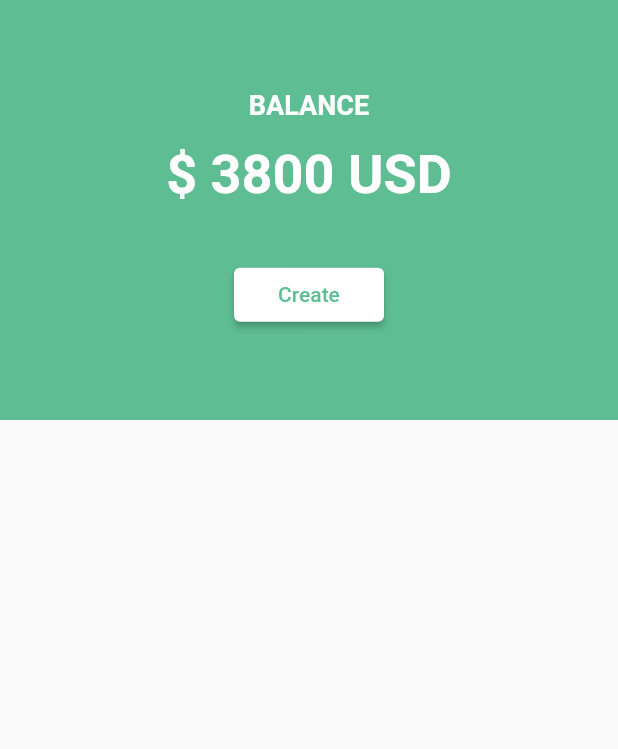
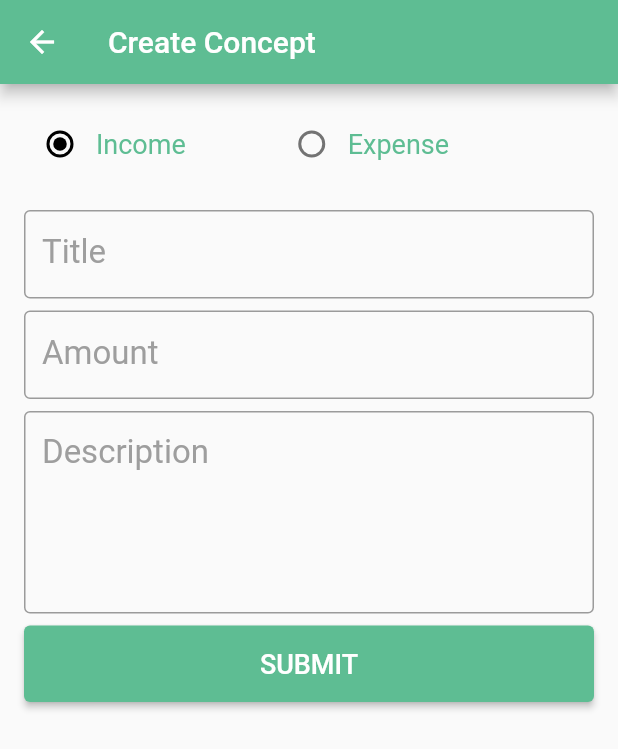
Before and after one commit to DanielBacab-Ksquare/expense_manager, a Flutter app: the screen it shows after launch, after a tap on "Create", on a phone screen of 412 x 824 dp. Shown: the top 749 px of the screen. Run offline on Flutter 3.47's test engine with Material 2 defaults, Android fonts, the phone set to English and light mode, and no system bars.

Commit message:
Stable version 1.0

```diff
--- a/lib/constants/app_string.dart
+++ b/lib/constants/app_string.dart
@@ -8,5 +8,5 @@ class AppString {
   static String amount = "Amount";
   static String description = "Description";
   static String submit = "SUBMIT";
-
+  static String createConcept = "Create Concept";
 }
--- a/lib/custom_widgets/balance.dart
+++ b/lib/custom_widgets/balance.dart
@@ -1,18 +1,22 @@
 import 'package:flutter/material.dart';
+import 'package:provider/provider.dart';
 import 'package:expense_manager/constants/app_string.dart';
+import 'package:expense_manager/screens/add_concept.dart';
+import 'package:expense_manager/providers/manager_provider.dart';
 
-class Welcome extends StatelessWidget {
-  const Welcome({super.key});
+class Balance extends StatelessWidget {
+  const Balance({super.key});
 
   @override
   Widget build(BuildContext context) {
     return Container(
-        height: 280,
+        height: 250,
         width: double.infinity,
-        color: Color(0xff5ebd93),
+        color: const Color(0xff5ebd93),
         child: Column(
           mainAxisAlignment: MainAxisAlignment.center,
           children: [
+            const SizedBox(height: 15,),
             Text(
               AppString.balance,
               style: const TextStyle(
@@ -24,7 +28,9 @@ class Welcome extends StatelessWidget {
               height: 15,
             ),
             Text(
-              "\$ 3800 ${AppString.currency}",
+              "\$ ${Provider.of<ConceptProvider>(context)
+                      .getBalance()
+                      .toString()} ${AppString.currency}",
               style: const TextStyle(
                   color: Colors.white,
                   fontSize: 36,
@@ -41,6 +47,12 @@ class Welcome extends StatelessWidget {
                           MaterialStateProperty.all<Color>(Colors.white)),
                   onPressed: () {
                     //Here goes the jump to the add concept
+                    Navigator.push(
+                      context,
+                      MaterialPageRoute(
+                        builder: (context) => AddConceptScreen(),
+                      ),
+                    );
                   },
                   child: Text(
                     AppString.create,
--- a/lib/main.dart
+++ b/lib/main.dart
@@ -18,6 +18,7 @@ class MyApp extends StatelessWidget {
         ChangeNotifierProvider(create: (context) => ConceptProvider()),
       ],
       child: MaterialApp(
+        debugShowCheckedModeBanner: false,
         title: 'Flutter Demo',
         theme: ThemeData(
           primarySwatch: Colors.blue,
--- a/lib/model/concept.dart
+++ b/lib/model/concept.dart
@@ -3,11 +3,13 @@ class Concept {
   num amount;
   String description;
   bool isIncome;
+  String createdAt;
 
   Concept({
     required this.title,
     required this.amount,
     required this.description,
     required this.isIncome,
+    required this.createdAt,
   });
 }
--- a/lib/providers/manager_provider.dart
+++ b/lib/providers/manager_provider.dart
@@ -5,9 +5,10 @@ class ConceptProvider extends ChangeNotifier {
   List<Concept> concepts = [];
   //int dummyNumber = 0;
 
-  void addTask(title, amount, desc, isIncome) {
+  void addConcept(title, amount, desc, isIncome, createdAt) {
+
     Concept concept = Concept(
-        title: title, amount: amount, description: desc, isIncome: isIncome);
+        title: title, amount: amount, description: desc, isIncome: isIncome,createdAt:createdAt);
     concepts.add(concept);
     notifyListeners();
   }
@@ -16,13 +17,13 @@ class ConceptProvider extends ChangeNotifier {
 
   num getBalance() {
     num total = 0;
-    concepts.forEach((element) {
+    for (var element in concepts) {
       if (element.isIncome) {
         total = total + element.amount;
       } else {
         total = total - element.amount;
       }
-    });
+    }
     return total;
   }
 }
--- /dev/null
+++ b/lib/screens/add_concept.dart
@@ -0,0 +1,165 @@
+import 'package:flutter/material.dart';
+import 'package:provider/provider.dart';
+import 'package:expense_manager/providers/manager_provider.dart';
+import 'package:expense_manager/constants/app_string.dart';
+import 'package:expense_manager/screens/home.dart';
+import 'package:intl/intl.dart';
+
+class AddConceptScreen extends StatefulWidget {
+  AddConceptScreen({Key? key}) : super(key: key);
+
+  @override
+  State<AddConceptScreen> createState() => _AddConceptScreenState();
+}
+
+class _AddConceptScreenState extends State<AddConceptScreen> {
+  final TextEditingController _titleCtrl = TextEditingController();
+
+  final TextEditingController _amountCtrl = TextEditingController();
+
+  final TextEditingController _descCtrl = TextEditingController();
+
+  bool isIncome = true;
+
+  @override
+  Widget build(BuildContext context) {
+    return Scaffold(
+      appBar: AppBar(
+        backgroundColor: Color(0xff5ebd93),
+        title: Text(
+          AppString.createConcept,
+          style: const TextStyle(color: Colors.white),
+        ),
+      ),
+      body: SingleChildScrollView(
+        child: Container(
+          padding: const EdgeInsets.all(16.0),
+          child: Column(
+            crossAxisAlignment: CrossAxisAlignment.start,
+            children: [
+              Row(
+                children: [
+                  Radio(
+                    activeColor: Colors.black,
+                    value: true,
+                    onChanged: (val) {
+                      setState(() {
+                        isIncome = true;
+                      });
+                    },
+                    groupValue: isIncome,
+                  ),
+                  Text(
+                    AppString.income,
+                    style:
+                        const TextStyle(color: Color(0xff5ebd93), fontSize: 18),
+                  ),
+                  const SizedBox(
+                    width: 60,
+                  ),
+                  Radio(
+                    activeColor: Colors.black,
+                    value: false,
+                    onChanged: (val) {
+                      setState(() {
+                        isIncome = false;
+                      });
+                    },
+                    groupValue: isIncome,
+                  ),
+                  Text(
+                    AppString.expense,
+                    style:
+                        const TextStyle(color: Color(0xff5ebd93), fontSize: 18),
+                  ),
+                ],
+              ),
+              const SizedBox(
+                height: 20,
+              ),
+              TextField(
+                key: Key('titleTextField'),
+                controller: _titleCtrl,
+                decoration: InputDecoration(
+                  border: const OutlineInputBorder(),
+                  labelText: AppString.title,
+                   labelStyle: const TextStyle(color: Colors.grey, fontSize: 22)
+                ),
+              ),
+
+              const SizedBox(height: 8),
+              TextField(
+                key: Key('amountTextField'),
+                keyboardType: TextInputType.number,
+                controller: _amountCtrl,
+                decoration: InputDecoration(
+                    border: const OutlineInputBorder(),
+                    labelText: AppString.amount,
+                    labelStyle: const TextStyle(color: Colors.grey, fontSize: 22)
+                   ),
+              ),
+              const SizedBox(height: 8),
+              TextField(
+                key: Key('descTextField'),
+                controller: _descCtrl,
+                maxLines: 5,
+                decoration: InputDecoration(
+                  alignLabelWithHint: true,
+                  border: OutlineInputBorder(),
+                  labelText: AppString.description,
+                  labelStyle: const TextStyle(color: Colors.grey, fontSize: 22)
+                ),
+              ),
+              const SizedBox(height: 8),
+              SizedBox(
+                width: double.infinity,
+                child: ElevatedButton(
+                  key: Key('addTaskButton'),
+                  onPressed: () {
+                    if (_titleCtrl.text is String &&
+                        _titleCtrl.text.isNotEmpty &&
+                        num.tryParse(_amountCtrl.text) is num &&
+                        _descCtrl.text is String &&
+                        _descCtrl.text.isNotEmpty) {
+                      String now =
+                          DateFormat('d-M-y hh:mm aaa').format(DateTime.now());
+                      Provider.of<ConceptProvider>(
+                        context,
+                        listen: false,
+                      ).addConcept(
+                          _titleCtrl.text,
+                          double.parse((num.tryParse(_amountCtrl.text))!
+                              .toStringAsFixed(2)),
+                          _descCtrl.text,
+                          isIncome,
+                          now);
+
+                      Navigator.push(
+                        context,
+                        MaterialPageRoute(
+                          builder: (context) => Home(),
+                        ),
+                      );
+                    } else {
+                      print("null detected");
+                    }
+                  },
+                  child: Text(
+                    AppString.submit,
+                    style: TextStyle(fontSize: 18),
+                  ),
+                  style: ButtonStyle(
+                    padding: MaterialStateProperty.all<EdgeInsets>(
+                        const EdgeInsets.symmetric(vertical: 15)),
+                    backgroundColor: const MaterialStatePropertyAll<Color>(
+                        Color(0xff5ebd93)),
+                  ),
+                ),
+              )
+            ],
+          ),
+        ),
+      ),
+    );
+  }
+}
--- a/lib/screens/home.dart
+++ b/lib/screens/home.dart
@@ -1,5 +1,9 @@
 import 'package:flutter/material.dart';
+import 'package:provider/provider.dart';
+import 'package:expense_manager/providers/manager_provider.dart';
 import 'package:expense_manager/custom_widgets/balance.dart';
+import 'package:expense_manager/custom_widgets/concept_view.dart';
+import 'package:expense_manager/model/concept.dart';
 
 class Home extends StatelessWidget {
   const Home({super.key});
@@ -7,18 +11,33 @@ class Home extends StatelessWidget {
   @override
   Widget build(BuildContext context) {
     return Scaffold(
+      body: Center(
+          child: Column(
+        children: [
 
-      body: Center(
-        child: Column(children: [
-          Welcome(),
+          Balance(),
 
-        ],)
-
-        ),
-
-
-
-
+          Flexible (child: Consumer<ConceptProvider>(
+            builder: (((context, obj, child) {
+              List<Concept> concepts = obj.concepts;
+              return ListView.builder(
+                itemCount: concepts.length,
+                itemBuilder: (((context, index) {
+                  Concept concept = concepts[index];
+                  return Container(
+                    margin: const EdgeInsets.symmetric(horizontal: 15,),
+                    child: ConceptView(
+                        title: concept.title,
+                        createdAt: concept.createdAt,
+                        isIncome: concept.isIncome,
+                        amount: concept.amount),
+                  );
+                })),
+              );
+            })),
+          ))
+        ],
+      )),
     );
   }
 }
--- a/pubspec.yaml
+++ b/pubspec.yaml
@@ -18,6 +18,7 @@ dependencies:
 
   cupertino_icons: ^1.0.2
   provider: ^6.0.4
+  intl: ^0.17.0
 
 dev_dependencies:
   flutter_test:
```
Also changed, not shown: lib/custom_widgets/concept_view.dart (added, +64 -0 lines), pubspec.lock.
